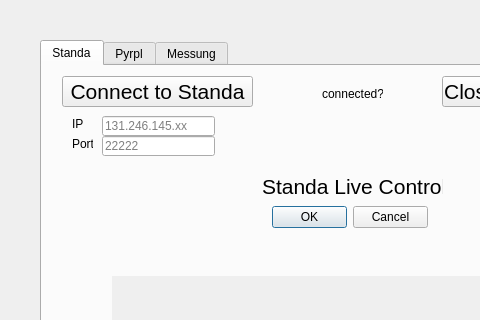
Before: the Qt Designer form qt designer/standa_pyrpl_gui.ui in treeTUkl/pyrpl_user_dir, drawn with Qt 5; both pictures show x 0 to 480 and y 0 to 320 of the 785 by 738 pixel window.
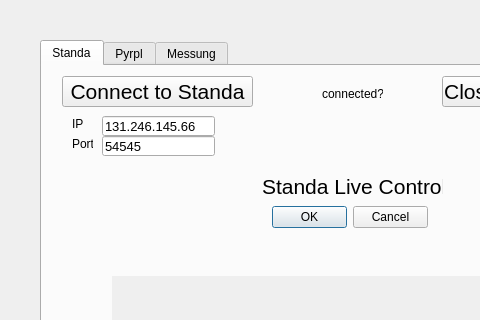
After: the same form once the commit is applied. The open tabs and pages were chosen to show the change.

```diff
--- a/qt designer/standa_pyrpl_gui.ui
+++ b/qt designer/standa_pyrpl_gui.ui
@@ -295,8 +295,13 @@
         <height>20</height>
        </rect>
       </property>
+      <property name="font">
+       <font>
+        <pointsize>10</pointsize>
+       </font>
+      </property>
       <property name="text">
-       <string/>
+       <string>131.246.145.66</string>
       </property>
       <property name="placeholderText">
        <string>131.246.145.xx</string>
@@ -337,8 +342,19 @@
         <height>20</height>
        </rect>
       </property>
+      <property name="font">
+       <font>
+        <pointsize>10</pointsize>
+       </font>
+      </property>
+      <property name="inputMask">
+       <string>54545</string>
+      </property>
+      <property name="text">
+       <string>54545</string>
+      </property>
       <property name="placeholderText">
-       <string>22222</string>
+       <string>54545</string>
       </property>
      </widget>
      <widget class="QDialogButtonBox" name="standa_live_control_ButtonBox">
```
Left out of the diff: 2 changed lines with no effect on the pictures.
